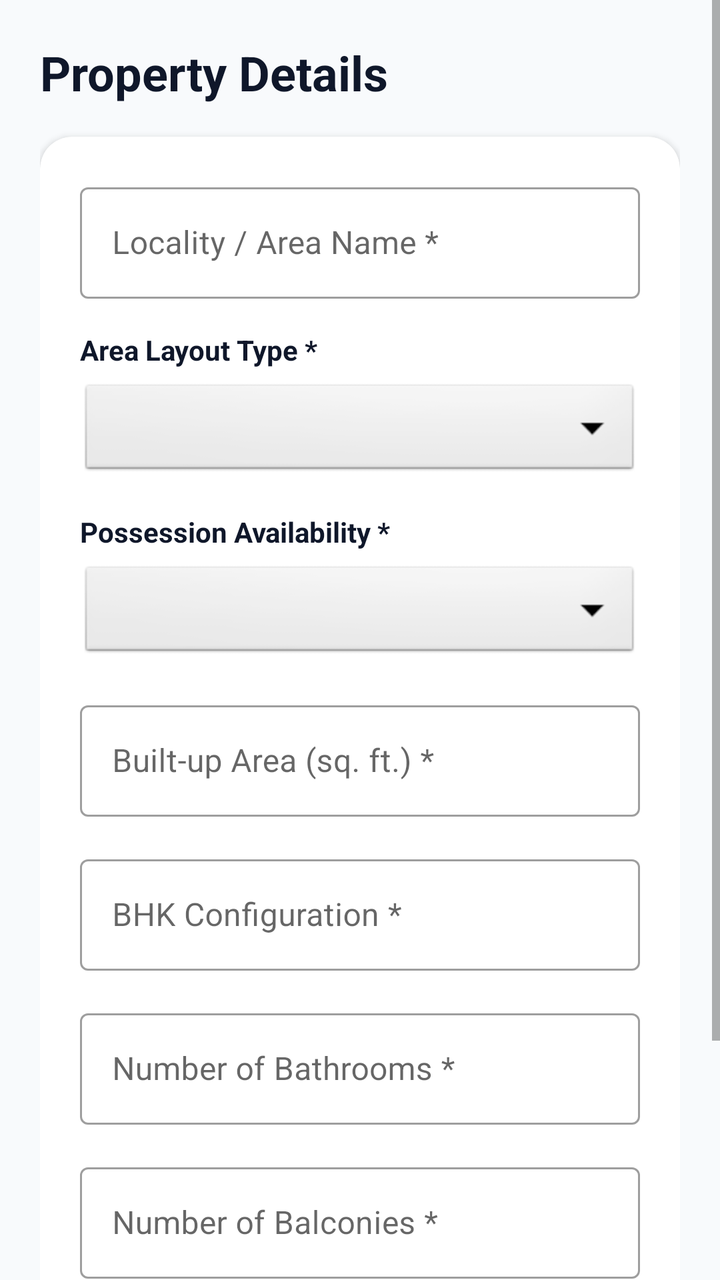
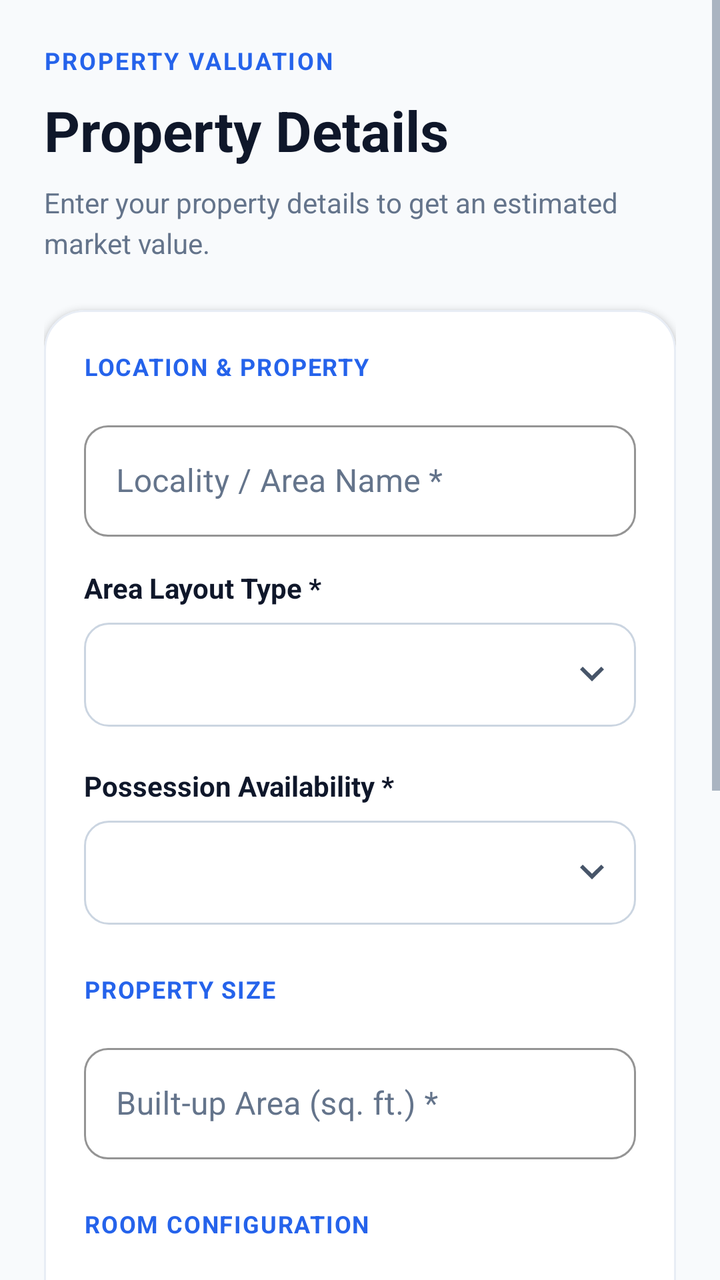

Before-and-after screenshots of an Android layout around one commit, followed by the original layout XML and the change that was made.
<!-- AndroidManifest.xml: application theme Theme.Pricely -->
<!-- res/layout/activity_property_details.xml -->
<?xml version="1.0" encoding="utf-8"?>
<ScrollView xmlns:android="http://schemas.android.com/apk/res/android"
    xmlns:app="http://schemas.android.com/apk/res-auto"
    android:layout_width="match_parent"
    android:layout_height="match_parent"
    android:background="@color/bg_light"
    android:fillViewport="true">

    <LinearLayout
        android:layout_width="match_parent"
        android:layout_height="wrap_content"
        android:orientation="vertical"
        android:padding="20dp">

        <TextView
            android:layout_width="wrap_content"
            android:layout_height="wrap_content"
            android:text="@string/title_property_details"
            android:textColor="@color/text_primary"
            android:textSize="24sp"
            android:textStyle="bold"
            android:layout_marginBottom="16dp" />

        
        <com.google.android.material.card.MaterialCardView
            android:layout_width="match_parent"
            android:layout_height="wrap_content"
            app:cardCornerRadius="16dp"
            app:cardElevation="2dp"
            app:cardBackgroundColor="@color/card_bg"
            android:layout_marginBottom="20dp">

            <LinearLayout
                android:layout_width="match_parent"
                android:layout_height="wrap_content"
                android:orientation="vertical"
                android:padding="20dp">

                
                <com.google.android.material.textfield.TextInputLayout
                    android:id="@+id/tilLocality"
                    android:layout_width="match_parent"
                    android:layout_height="wrap_content"
                    android:hint="@string/label_locality"
                    style="@style/Widget.MaterialComponents.TextInputLayout.OutlinedBox"
                    android:layout_marginBottom="16dp">

                    <com.google.android.material.textfield.TextInputEditText
                        android:id="@+id/etLocality"
                        android:layout_width="match_parent"
                        android:layout_height="wrap_content"
                        android:inputType="textCapWords" />
                </com.google.android.material.textfield.TextInputLayout>

                
                <TextView
                    android:layout_width="wrap_content"
                    android:layout_height="wrap_content"
                    android:text="@string/label_area_type"
                    android:textColor="@color/text_primary"
                    android:textStyle="bold"
                    android:layout_marginBottom="6dp"/>

                <Spinner
                    android:id="@+id/spinnerAreaType"
                    android:layout_width="match_parent"
                    android:layout_height="50dp"
                    android:background="@android:drawable/btn_dropdown"
                    android:layout_marginBottom="16dp"/>

                
                <TextView
                    android:layout_width="wrap_content"
                    android:layout_height="wrap_content"
                    android:text="@string/label_availability"
                    android:textColor="@color/text_primary"
                    android:textStyle="bold"
                    android:layout_marginBottom="6dp"/>

                <Spinner
                    android:id="@+id/spinnerAvailability"
                    android:layout_width="match_parent"
                    android:layout_height="50dp"
                    android:background="@android:drawable/btn_dropdown"
                    android:layout_marginBottom="16dp"/>

                
                <com.google.android.material.textfield.TextInputLayout
                    android:id="@+id/tilArea"
                    android:layout_width="match_parent"
                    android:layout_height="wrap_content"
                    android:hint="@string/label_area"
                    style="@style/Widget.MaterialComponents.TextInputLayout.OutlinedBox"
                    android:layout_marginBottom="16dp">

                    <com.google.android.material.textfield.TextInputEditText
                        android:id="@+id/etArea"
                        android:layout_width="match_parent"
                        android:layout_height="wrap_content"
                        android:inputType="numberDecimal" />
                </com.google.android.material.textfield.TextInputLayout>

                
                <com.google.android.material.textfield.TextInputLayout
                    android:id="@+id/tilBhk"
                    android:layout_width="match_parent"
                    android:layout_height="wrap_content"
                    android:hint="@string/label_bhk"
                    style="@style/Widget.MaterialComponents.TextInputLayout.OutlinedBox"
                    android:layout_marginBottom="16dp">

                    <com.google.android.material.textfield.TextInputEditText
                        android:id="@+id/etBhk"
                        android:layout_width="match_parent"
                        android:layout_height="wrap_content"
                        android:inputType="number" />
                </com.google.android.material.textfield.TextInputLayout>

                
                <com.google.android.material.textfield.TextInputLayout
                    android:id="@+id/tilBathrooms"
                    android:layout_width="match_parent"
                    android:layout_height="wrap_content"
                    android:hint="@string/label_bathrooms"
                    style="@style/Widget.MaterialComponents.TextInputLayout.OutlinedBox"
                    android:layout_marginBottom="16dp">

                    <com.google.android.material.textfield.TextInputEditText
                        android:id="@+id/etBathrooms"
                        android:layout_width="match_parent"
                        android:layout_height="wrap_content"
                        android:inputType="number" />
                </com.google.android.material.textfield.TextInputLayout>

                
                <com.google.android.material.textfield.TextInputLayout
                    android:id="@+id/tilBalcony"
                    android:layout_width="match_parent"
                    android:layout_height="wrap_content"
                    android:hint="@string/label_balcony"
                    style="@style/Widget.MaterialComponents.TextInputLayout.OutlinedBox"
                    android:layout_marginBottom="16dp">

                    <com.google.android.material.textfield.TextInputEditText
                        android:id="@+id/etBalcony"
                        android:layout_width="match_parent"
                        android:layout_height="wrap_content"
                        android:inputType="number" />
                </com.google.android.material.textfield.TextInputLayout>

            </LinearLayout>
        </com.google.android.material.card.MaterialCardView>

        
        <ProgressBar
            android:id="@+id/progressBarLoading"
            android:layout_width="wrap_content"
            android:layout_height="wrap_content"
            android:layout_gravity="center"
            android:visibility="gone"
            android:layout_marginBottom="16dp" />

        
        <com.google.android.material.button.MaterialButton
            android:id="@+id/btnSubmitValuation"
            android:layout_width="match_parent"
            android:layout_height="56dp"
            android:text="@string/btn_submit_valuation"
            android:textColor="#FFFFFF"
            android:textSize="16sp"
            android:textStyle="bold"
            app:cornerRadius="12dp"
            app:backgroundTint="@color/accent_blue"
            android:layout_marginBottom="16dp" />

    </LinearLayout>
</ScrollView>
<!-- resources referenced by this layout -->
<resources>
  <color name="accent_blue">#2563EB</color>
  <color name="bg_light">#F8FAFC</color>
  <color name="card_bg">#FFFFFF</color>
  <color name="text_primary">#0F172A</color>
  <string name="btn_submit_valuation">Predict Property Price</string>
  <string name="label_area">Built-up Area (sq. ft.) *</string>
  <string name="label_area_type">Area Layout Type *</string>
  <string name="label_availability">Possession Availability *</string>
  <string name="label_balcony">Number of Balconies *</string>
  <string name="label_bathrooms">Number of Bathrooms *</string>
  <string name="label_bhk">BHK Configuration *</string>
  <string name="label_locality">Locality / Area Name *</string>
  <string name="title_property_details">Property Details</string>
  <style name="Theme.Pricely" parent="Theme.MaterialComponents.DayNight.NoActionBar">
          <item name="colorPrimary">@color/accent_blue</item>
          <item name="colorPrimaryVariant">@color/primary_navy</item>
          <item name="colorOnPrimary">@color/card_bg</item>
          <item name="android:statusBarColor">@color/primary_navy</item>
      </style>
  <color name="primary_navy">#0F172A</color>
</resources>

<!-- the commit's change to res/layout/activity_property_details.xml (unified diff, before → after) -->
@@ -4,31 +4,55 @@
     android:layout_width="match_parent"
     android:layout_height="match_parent"
     android:background="@color/bg_light"
-    android:fillViewport="true">
+    android:fillViewport="true"
+    android:clipToPadding="false">
 
     <LinearLayout
         android:layout_width="match_parent"
         android:layout_height="wrap_content"
         android:orientation="vertical"
-        android:padding="20dp">
-
+        android:padding="22dp">
+
+        
         <TextView
             android:layout_width="wrap_content"
             android:layout_height="wrap_content"
+            android:text="PROPERTY VALUATION"
+            android:textColor="@color/accent_blue"
+            android:textSize="12sp"
+            android:textStyle="bold"
+            android:letterSpacing="0.08"
+            android:layout_marginBottom="8dp" />
+
+        <TextView
+            android:layout_width="match_parent"
+            android:layout_height="wrap_content"
             android:text="@string/title_property_details"
             android:textColor="@color/text_primary"
-            android:textSize="24sp"
+            android:textSize="28sp"
             android:textStyle="bold"
-            android:layout_marginBottom="16dp" />
+            android:lineSpacingExtra="3dp"
+            android:layout_marginBottom="8dp" />
+
+        <TextView
+            android:layout_width="match_parent"
+            android:layout_height="wrap_content"
+            android:text="Enter your property details to get an estimated market value."
+            android:textColor="@color/text_secondary"
+            android:textSize="14sp"
+            android:lineSpacingExtra="4dp"
+            android:layout_marginBottom="24dp" />
 
         
         <com.google.android.material.card.MaterialCardView
             android:layout_width="match_parent"
             android:layout_height="wrap_content"
-            app:cardCornerRadius="16dp"
+            android:layout_marginBottom="20dp"
+            app:cardBackgroundColor="@color/card_bg"
+            app:cardCornerRadius="20dp"
             app:cardElevation="2dp"
-            app:cardBackgroundColor="@color/card_bg"
-            android:layout_marginBottom="20dp">
+            app:strokeColor="#E8EDF5"
+            app:strokeWidth="1dp">
 
             <LinearLayout
                 android:layout_width="match_parent"
@@ -37,19 +61,41 @@
                 android:padding="20dp">
 
                 
+                <TextView
+                    android:layout_width="wrap_content"
+                    android:layout_height="wrap_content"
+                    android:text="LOCATION &amp; PROPERTY"
+                    android:textColor="@color/accent_blue"
+                    android:textSize="12sp"
+                    android:textStyle="bold"
+                    android:letterSpacing="0.05"
+                    android:layout_marginBottom="16dp" />
+
+                
                 <com.google.android.material.textfield.TextInputLayout
                     android:id="@+id/tilLocality"
+                    style="@style/Widget.MaterialComponents.TextInputLayout.OutlinedBox"
                     android:layout_width="match_parent"
                     android:layout_height="wrap_content"
                     android:hint="@string/label_locality"
-                    style="@style/Widget.MaterialComponents.TextInputLayout.OutlinedBox"
-                    android:layout_marginBottom="16dp">
+                    android:textColorHint="@color/text_secondary"
+                    app:hintTextColor="@color/accent_blue"
+                    app:boxBackgroundColor="#FFFFFF"
+                    android:layout_marginBottom="16dp"
+                    app:boxCornerRadiusTopStart="12dp"
+                    app:boxCornerRadiusTopEnd="12dp"
+                    app:boxCornerRadiusBottomStart="12dp"
+                    app:boxCornerRadiusBottomEnd="12dp"
+                    app:boxStrokeColor="@color/accent_blue">
 
                     <com.google.android.material.textfield.TextInputEditText
                         android:id="@+id/etLocality"
                         android:layout_width="match_parent"
                         android:layout_height="wrap_content"
-                        android:inputType="textCapWords" />
+                        android:textColor="@color/text_primary"
+                        android:textColorHint="@color/text_secondary"
+                        android:inputType="textCapWords"
+                        android:singleLine="true" />
                 </com.google.android.material.textfield.TextInputLayout>
 
                 
@@ -58,15 +104,17 @@
                     android:layout_height="wrap_content"
                     android:text="@string/label_area_type"
                     android:textColor="@color/text_primary"
-                    android:textStyle="bold"
-                    android:layout_marginBottom="6dp"/>
+                    android:textSize="14sp"
+                    android:textStyle="bold"
+                    android:layout_marginBottom="8dp" />
 
                 <Spinner
                     android:id="@+id/spinnerAreaType"
                     android:layout_width="match_parent"
-                    android:layout_height="50dp"
-                    android:background="@android:drawable/btn_dropdown"
-                    android:layout_marginBottom="16dp"/>
+                    android:layout_height="52dp"
+                    android:background="@drawable/spinner_background"
+                    android:spinnerMode="dropdown"
+                    android:layout_marginBottom="20dp" />
 
                 
                 <TextView
@@ -74,77 +122,142 @@
                     android:layout_height="wrap_content"
                     android:text="@string/label_availability"
                     android:textColor="@color/text_primary"
-                    android:textStyle="bold"
-                    android:layout_marginBottom="6dp"/>
+                    android:textSize="14sp"
+                    android:textStyle="bold"
+                    android:layout_marginBottom="8dp" />
 
                 <Spinner
                     android:id="@+id/spinnerAvailability"
                     android:layout_width="match_parent"
-                    android:layout_height="50dp"
-                    android:background="@android:drawable/btn_dropdown"
-                    android:layout_marginBottom="16dp"/>
+                    android:layout_height="52dp"
+                    android:background="@drawable/spinner_background"
+                    android:spinnerMode="dropdown"
+                    android:layout_marginBottom="24dp" />
+
+                
+                <TextView
+                    android:layout_width="wrap_content"
+                    android:layout_height="wrap_content"
+                    android:text="PROPERTY SIZE"
+                    android:textColor="@color/accent_blue"
+                    android:textSize="12sp"
+                    android:textStyle="bold"
+                    android:letterSpacing="0.05"
+                    android:layout_marginBottom="16dp" />
 
                 
                 <com.google.android.material.textfield.TextInputLayout
                     android:id="@+id/tilArea"
+                    style="@style/Widget.MaterialComponents.TextInputLayout.OutlinedBox"
                     android:layout_width="match_parent"
                     android:layout_height="wrap_content"
                     android:hint="@string/label_area"
-                    style="@style/Widget.MaterialComponents.TextInputLayout.OutlinedBox"
-                    android:layout_marginBottom="16dp">
+                    android:textColorHint="@color/text_secondary"
+                    app:hintTextColor="@color/accent_blue"
+                    app:boxBackgroundColor="#FFFFFF"
+                    android:layout_marginBottom="16dp"
+                    app:boxCornerRadiusTopStart="12dp"
+                    app:boxCornerRadiusTopEnd="12dp"
+                    app:boxCornerRadiusBottomStart="12dp"
+                    app:boxCornerRadiusBottomEnd="12dp"
+                    app:boxStrokeColor="@color/accent_blue">
 
                     <com.google.android.material.textfield.TextInputEditText
                         android:id="@+id/etArea"
                         android:layout_width="match_parent"
                         android:layout_height="wrap_content"
+                        android:textColor="@color/text_primary"
+                        android:textColorHint="@color/text_secondary"
                         android:inputType="numberDecimal" />
                 </com.google.android.material.textfield.TextInputLayout>
 
                 
+                <TextView
+                    android:layout_width="wrap_content"
+                    android:layout_height="wrap_content"
+                    android:text="ROOM CONFIGURATION"
+                    android:textColor="@color/accent_blue"
+                    android:textSize="12sp"
+                    android:textStyle="bold"
+                    android:letterSpacing="0.05"
+                    android:layout_marginTop="8dp"
+                    android:layout_marginBottom="16dp" />
+
+                
                 <com.google.android.material.textfield.TextInputLayout
                     android:id="@+id/tilBhk"
+                    style="@style/Widget.MaterialComponents.TextInputLayout.OutlinedBox"
                     android:layout_width="match_parent"
                     android:layout_height="wrap_content"
                     android:hint="@string/label_bhk"
-                    style="@style/Widget.MaterialComponents.TextInputLayout.OutlinedBox"
-                    android:layout_marginBottom="16dp">
+                    android:textColorHint="@color/text_secondary"
+                    app:hintTextColor="@color/accent_blue"
+                    app:boxBackgroundColor="#FFFFFF"
+                    android:layout_marginBottom="16dp"
+                    app:boxCornerRadiusTopStart="12dp"
+                    app:boxCornerRadiusTopEnd="12dp"
+                    app:boxCornerRadiusBottomStart="12dp"
+                    app:boxCornerRadiusBottomEnd="12dp"
+                    app:boxStrokeColor="@color/accent_blue">
 
                     <com.google.android.material.textfield.TextInputEditText
                         android:id="@+id/etBhk"
                         android:layout_width="match_parent"
                         android:layout_height="wrap_content"
+                        android:textColor="@color/text_primary"
+                        android:textColorHint="@color/text_secondary"
                         android:inputType="number" />
                 </com.google.android.material.textfield.TextInputLayout>
 
                 
                 <com.google.android.material.textfield.TextInputLayout
                     android:id="@+id/tilBathrooms"
+                    style="@style/Widget.MaterialComponents.TextInputLayout.OutlinedBox"
                     android:layout_width="match_parent"
                     android:layout_height="wrap_content"
                     android:hint="@string/label_bathrooms"
-                    style="@style/Widget.MaterialComponents.TextInputLayout.OutlinedBox"
-                    android:layout_marginBottom="16dp">
+                    android:textColorHint="@color/text_secondary"
+                    app:hintTextColor="@color/accent_blue"
+                    app:boxBackgroundColor="#FFFFFF"
+                    android:layout_marginBottom="16dp"
+                    app:boxCornerRadiusTopStart="12dp"
+                    app:boxCornerRadiusTopEnd="12dp"
+                    app:boxCornerRadiusBottomStart="12dp"
+                    app:boxCornerRadiusBottomEnd="12dp"
+                    app:boxStrokeColor="@color/accent_blue">
 
                     <com.google.android.material.textfield.TextInputEditText
                         android:id="@+id/etBathrooms"
                         android:layout_width="match_parent"
                         android:layout_height="wrap_content"
+                        android:textColor="@color/text_primary"
+                        android:textColorHint="@color/text_secondary"
                         android:inputType="number" />
                 </com.google.android.material.textfield.TextInputLayout>
 
                 
                 <com.google.android.material.textfield.TextInputLayout
                     android:id="@+id/tilBalcony"
+                    style="@style/Widget.MaterialComponents.TextInputLayout.OutlinedBox"
                     android:layout_width="match_parent"
                     android:layout_height="wrap_content"
                     android:hint="@string/label_balcony"
-                    style="@style/Widget.MaterialComponents.TextInputLayout.OutlinedBox"
-                    android:layout_marginBottom="16dp">
+                    android:textColorHint="@color/text_secondary"
+                    app:hintTextColor="@color/accent_blue"
+                    app:boxBackgroundColor="#FFFFFF"
+                    android:layout_marginBottom="4dp"
+                    app:boxCornerRadiusTopStart="12dp"
+                    app:boxCornerRadiusTopEnd="12dp"
+                    app:boxCornerRadiusBottomStart="12dp"
+                    app:boxCornerRadiusBottomEnd="12dp"
+                    app:boxStrokeColor="@color/accent_blue">
 
                     <com.google.android.material.textfield.TextInputEditText
                         android:id="@+id/etBalcony"
                         android:layout_width="match_parent"
                         android:layout_height="wrap_content"
+                        android:textColor="@color/text_primary"
+                        android:textColorHint="@color/text_secondary"
                         android:inputType="number" />
                 </com.google.android.material.textfield.TextInputLayout>
 
@@ -152,26 +265,76 @@
         </com.google.android.material.card.MaterialCardView>
 
         
-        <ProgressBar
-            android:id="@+id/progressBarLoading"
-            android:layout_width="wrap_content"
-            android:layout_height="wrap_content"
-            android:layout_gravity="center"
+        <com.google.android.material.card.MaterialCardView
+            android:id="@+id/layoutLoadingContainer"
+            android:layout_width="match_parent"
+            android:layout_height="wrap_content"
+            android:layout_marginBottom="16dp"
             android:visibility="gone"
-            android:layout_marginBottom="16dp" />
+            app:cardBackgroundColor="#EFF6FF"
+            app:cardCornerRadius="16dp"
+            app:cardElevation="0dp"
+            app:strokeColor="#BFDBFE"
+            app:strokeWidth="1dp">
+
+            <LinearLayout
+                android:layout_width="match_parent"
+                android:layout_height="wrap_content"
+                android:orientation="vertical"
+                android:gravity="center"
+                android:padding="20dp">
+
+                <ProgressBar
+                    android:id="@+id/progressBarLoading"
+                    android:layout_width="38dp"
+                    android:layout_height="38dp"
+                    android:indeterminateTint="@color/accent_blue"
+                    android:layout_marginBottom="10dp" />
+
+                <TextView
+                    android:id="@+id/tvLoadingMessage"
+                    android:layout_width="wrap_content"
+                    android:layout_height="wrap_content"
+                    android:text="Calculating your property value..."
+                    android:textColor="@color/accent_blue"
+                    android:textSize="14sp"
+                    android:textStyle="bold"
+                    android:gravity="center" />
+
+                <TextView
+                    android:layout_width="wrap_content"
+                    android:layout_height="wrap_content"
+                    android:text="Connecting to ML prediction engine on Render..."
+                    android:textColor="@color/text_secondary"
+                    android:textSize="12sp"
+                    android:gravity="center"
+                    android:layout_marginTop="4dp" />
+            </LinearLayout>
+        </com.google.android.material.card.MaterialCardView>
 
         
         <com.google.android.material.button.MaterialButton
             android:id="@+id/btnSubmitValuation"
             android:layout_width="match_parent"
-            android:layout_height="56dp"
+            android:layout_height="58dp"
             android:text="@string/btn_submit_valuation"
             android:textColor="#FFFFFF"
             android:textSize="16sp"
             android:textStyle="bold"
-            app:cornerRadius="12dp"
+            app:cornerRadius="14dp"
             app:backgroundTint="@color/accent_blue"
             android:layout_marginBottom="16dp" />
 
+        
+        <TextView
+            android:layout_width="match_parent"
+            android:layout_height="wrap_content"
+            android:text="Your property details are used to generate an estimated valuation."
+            android:textColor="@color/text_secondary"
+            android:textSize="12sp"
+            android:gravity="center"
+            android:lineSpacingExtra="3dp"
+            android:layout_marginBottom="12dp" />
+
     </LinearLayout>
 </ScrollView>
<!-- resource entries referenced after the edit -->
@@ -4,6 +4,41 @@
   <color name="bg_light">#F8FAFC</color>
   <color name="card_bg">#FFFFFF</color>
   <color name="text_primary">#0F172A</color>
+  <color name="text_secondary">#64748B</color>
+  <!-- drawable spinner_background (drawable) -->
+  <?xml version="1.0" encoding="utf-8"?>
+  <ripple xmlns:android="http://schemas.android.com/apk/res/android"
+      android:color="#1F2563EB">
+      <item>
+          <layer-list>
+              <item>
+                  <shape android:shape="rectangle">
+                      <solid android:color="#FFFFFF" />
+                      <corners android:radius="12dp" />
+                      <stroke
+                          android:width="1dp"
+                          android:color="#CBD5E1" />
+                  </shape>
+              </item>
+              
+              <item
+                  android:width="12dp"
+                  android:height="8dp"
+                  android:gravity="end|center_vertical"
+                  android:end="16dp">
+                  <vector
+                      android:width="12dp"
+                      android:height="8dp"
+                      android:viewportWidth="12"
+                      android:viewportHeight="8">
+                      <path
+                          android:fillColor="#475569"
+                          android:pathData="M1.41,0L6,4.58L10.59,0L12,1.41L6,7.41L0,1.41L1.41,0Z" />
+                  </vector>
+              </item>
+          </layer-list>
+      </item>
+  </ripple>
   <string name="btn_submit_valuation">Predict Property Price</string>
   <string name="label_area">Built-up Area (sq. ft.) *</string>
   <string name="label_area_type">Area Layout Type *</string>
@@ -13,11 +48,15 @@
   <string name="label_bhk">BHK Configuration *</string>
   <string name="label_locality">Locality / Area Name *</string>
   <string name="title_property_details">Property Details</string>
-  <style name="Theme.Pricely" parent="Theme.MaterialComponents.DayNight.NoActionBar">
+  <style name="Theme.Pricely" parent="Theme.MaterialComponents.Light.NoActionBar">
           <item name="colorPrimary">@color/accent_blue</item>
           <item name="colorPrimaryVariant">@color/primary_navy</item>
           <item name="colorOnPrimary">@color/card_bg</item>
           <item name="android:statusBarColor">@color/primary_navy</item>
+          <item name="android:textColorPrimary">@color/text_primary</item>
+          <item name="android:textColorSecondary">@color/text_secondary</item>
+          <item name="android:editTextColor">@color/text_primary</item>
+          <item name="android:windowBackground">@color/bg_light</item>
       </style>
   <color name="primary_navy">#0F172A</color>
 </resources>
